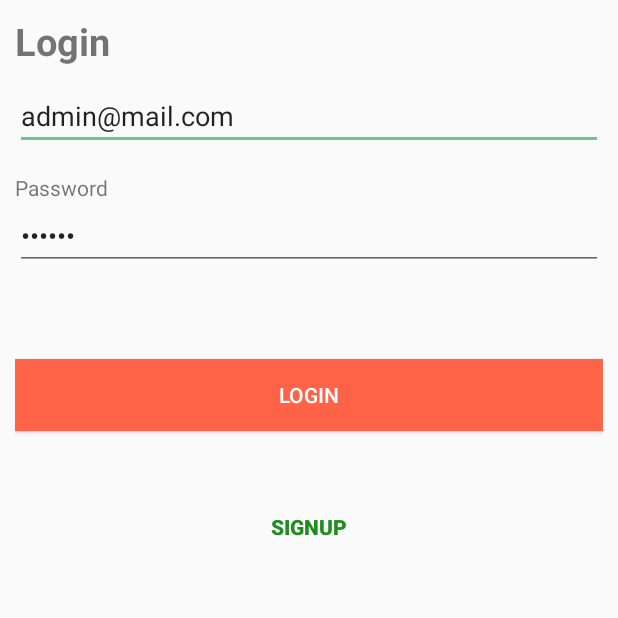
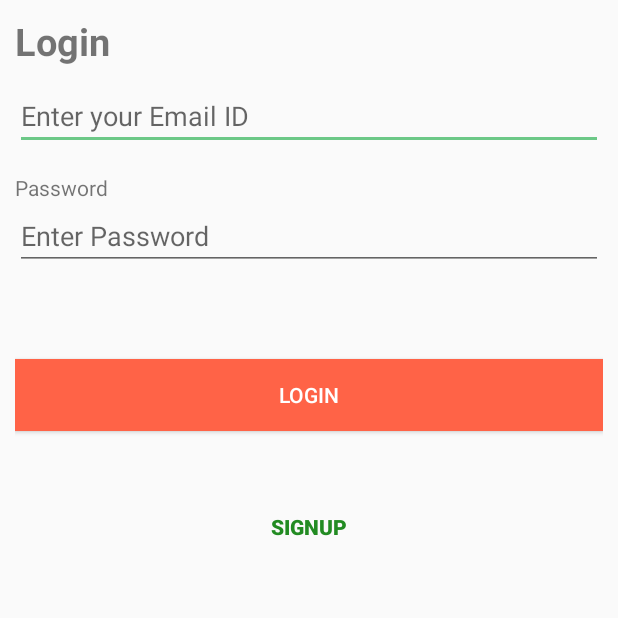
Before and after one commit to uditshrma/App-Client-for-RestfulWebService-places, an Android app: the LoginActivity screen opened directly, with no data from a screen before it, on a phone screen of 412 x 824 dp, the top half of it. Run offline under Robolectric (Android 15) with nearby library versions, the phone set to English and light mode, and no system bars; our stand-ins replace Dagger/Hilt's generated code.

```diff
--- a/app/src/main/java/tk/uditsharma/clientapp/view/LoginActivity.java
+++ b/app/src/main/java/tk/uditsharma/clientapp/view/LoginActivity.java
@@ -47,8 +47,6 @@ public class LoginActivity extends AppCompatActivity {
         errorMsg = (TextView)findViewById(R.id.login_error);
         emailET = (EditText)findViewById(R.id.loginEmail);
         pwdET = (EditText)findViewById(R.id.loginPassword);
-        emailET.setText("admin@mail.com");
-        pwdET.setText("secret");
         prgDialog = new ProgressDialog(this);
         prgDialog.setMessage("Please wait...");
         prgDialog.setCancelable(false);
```
